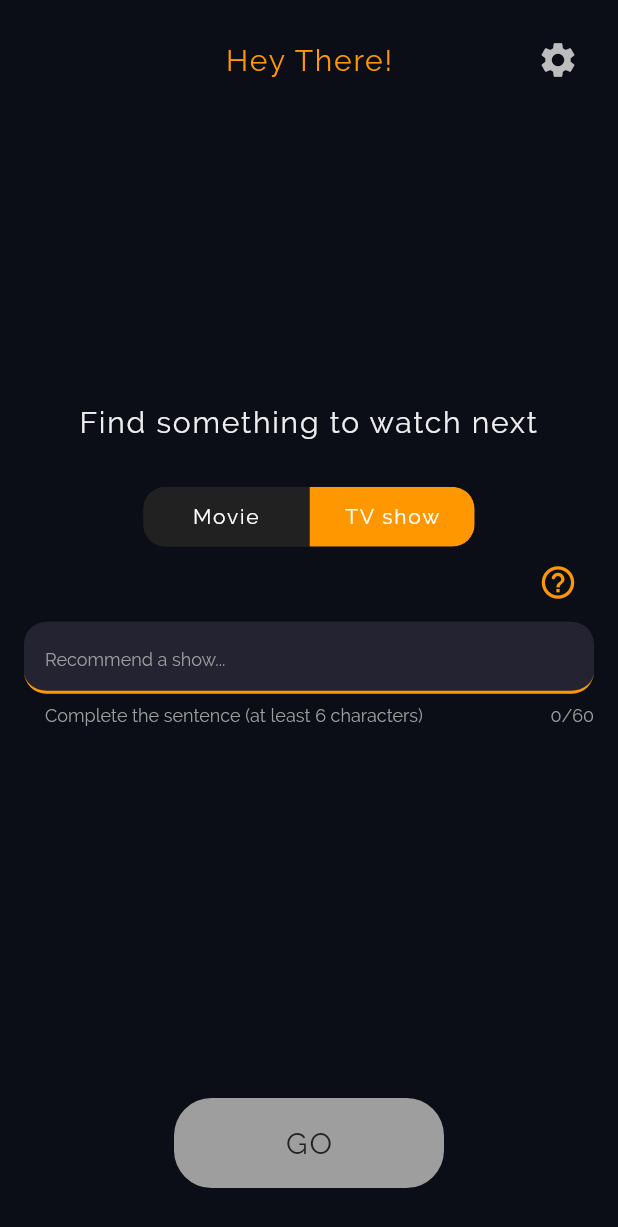
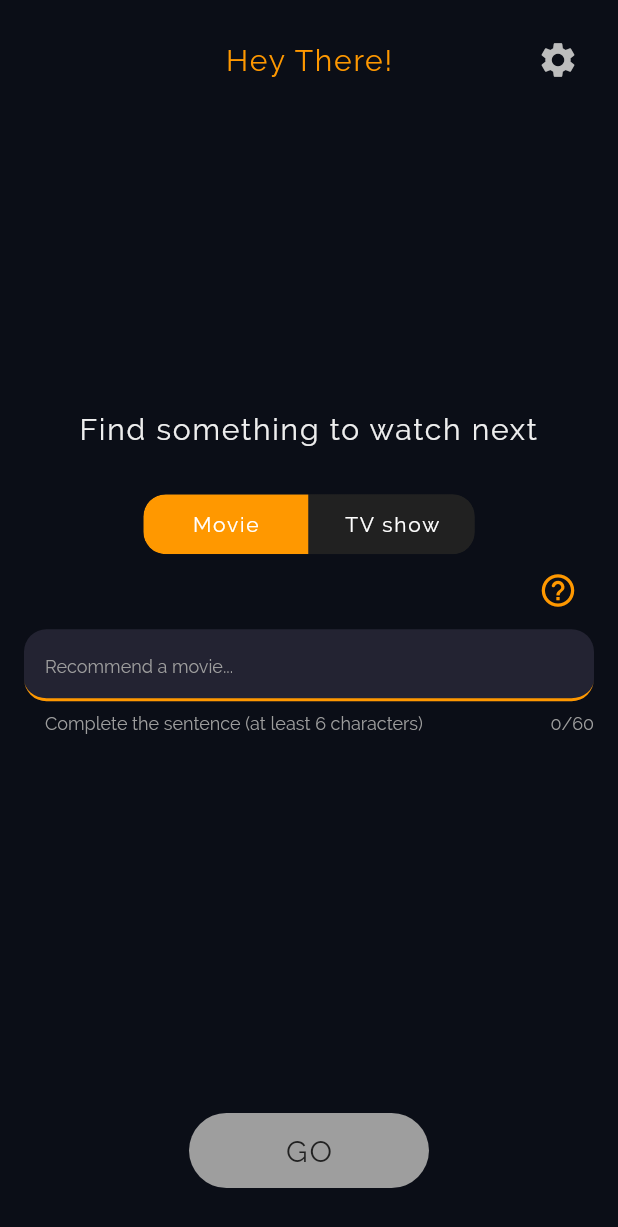
Before and after one commit to filippefrulli/watch-next, a Flutter app: the MainMenuPage screen opened by its route, on a phone screen of 412 x 824 dp. Shown: the top 1227 px of the screen. Run offline on Flutter 3.47's test engine with Material 2 defaults, Android fonts, the phone set to English and light mode, and no system bars; drawn by our look-alikes of delayed_display, oktoast, toggle_switch; our stand-ins replace cached_network_image, easy_localization, fluttertoast, loading_animation_widget, share_plus, shared_preferences and 2 more; missing offline and left inert: chat_gpt_sdk, tutorial_coach_mark; accounts and stored records are empty.

Commit message:
minor fixes

```diff
--- a/lib/pages/language_page.dart
+++ b/lib/pages/language_page.dart
@@ -62,6 +62,7 @@ class _LanguagePageState extends State<LanguagePage> {
         Text(
           'Select your language',
           maxLines: 1,
+          textAlign: TextAlign.center,
           style: Theme.of(context).textTheme.displayLarge,
         ),
         const SizedBox(height: 48),
@@ -148,6 +149,7 @@ class _LanguagePageState extends State<LanguagePage> {
           context.setLocale(Locale(lang, region));
         }
         prefs.setInt('language_number', index);
+        prefs.setString('lang', '$lang-$region');
 
         setState(() {
           selected = index;
--- a/lib/pages/main_menu_page.dart
+++ b/lib/pages/main_menu_page.dart
@@ -40,7 +40,7 @@ class _MainMenuPageState extends State<MainMenuPage> {
 
   late TutorialCoachMark tutorialCoachMark;
   bool noInternet = false;
-  int typeIsMovie = 1; //0 = movie 1 = show
+  int typeIsMovie = 0; //0 = movie 1 = show
 
   @override
   void initState() {
@@ -245,8 +245,8 @@ class _MainMenuPageState extends State<MainMenuPage> {
               goButtonPressed();
             },
             child: Container(
-              height: 60,
-              width: 180,
+              height: 50,
+              width: 160,
               decoration: BoxDecoration(
                 borderRadius: const BorderRadius.all(
                   Radius.circular(25),
--- a/lib/pages/settings_page.dart
+++ b/lib/pages/settings_page.dart
@@ -134,6 +134,11 @@ class _SettingsPageState extends State<SettingsPage> {
                       'Watch next uses TMDb but is not endorsed or certified by TMDb.',
                       style: Theme.of(context).textTheme.displaySmall,
                     ),
+                    const SizedBox(height: 4),
+                    Text(
+                      'Watch provider information is provided by JustWatch.',
+                      style: Theme.of(context).textTheme.displaySmall,
+                    ),
                     const SizedBox(height: 8),
                     Text(
                       'We do not claim ownership of any of the images or data provided.',
--- a/lib/pages/streaming_services_page.dart
+++ b/lib/pages/streaming_services_page.dart
@@ -52,6 +52,7 @@ class _StreamingServicesPage extends State<StreamingServicesPage> with TickerPro
         const SizedBox(height: 48),
         Text(
           "select_streaming".tr(),
+          textAlign: TextAlign.center,
           style: Theme.of(context).textTheme.displayMedium,
         ),
         const SizedBox(height: 32),
--- a/pubspec.yaml
+++ b/pubspec.yaml
@@ -16,7 +16,7 @@ publish_to: 'none' # Remove this line if you wish to publish to pub.dev
 # https://developer.apple.com/library/archive/documentation/General/Reference/InfoPlistKeyReference/Articles/CoreFoundationKeys.html
 # In Windows, build-name is used as the major, minor, and patch parts
 # of the product and file versions while build-number is used as the build suffix.
-version: 1.1.1+5
+version: 1.2.0+6
 
 environment:
   sdk: '>=2.19.3 <3.0.0'
```
Also changed, not shown: lib/pages/recommandation_results_page.dart (+14 -13 lines), lib/services/http_service.dart (+16 -4 lines).
